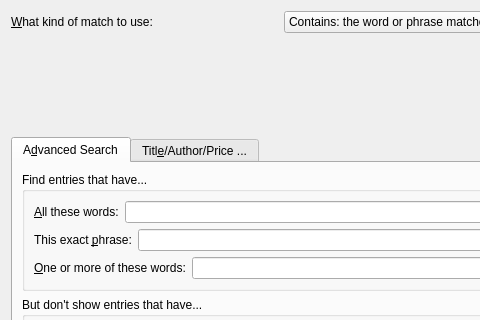
Qt form src/calibre/gui2/store/stores/mobileread/adv_search_builder.ui (kovidgoyal/calibre) before a commit; both pictures show x 0 to 480 and y 0 to 320 of the 752 by 472 pixel window.
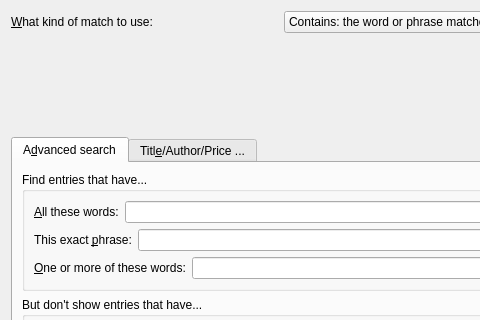
The same form after that commit. Icons and pictures are not drawn. Custom widgets are drawn as their Qt base class.

```diff
--- a/src/calibre/gui2/store/stores/mobileread/adv_search_builder.ui
+++ b/src/calibre/gui2/store/stores/mobileread/adv_search_builder.ui
@@ -54,7 +54,7 @@
      </property>
      <widget class="QWidget" name="tab">
       <attribute name="title">
-       <string>A&amp;dvanced Search</string>
+       <string>A&amp;dvanced search</string>
       </attribute>
       <layout class="QGridLayout" name="gridLayout_3">
        <item row="0" column="0">
```
Left out of the diff: 2 changed lines with no effect on the pictures.
